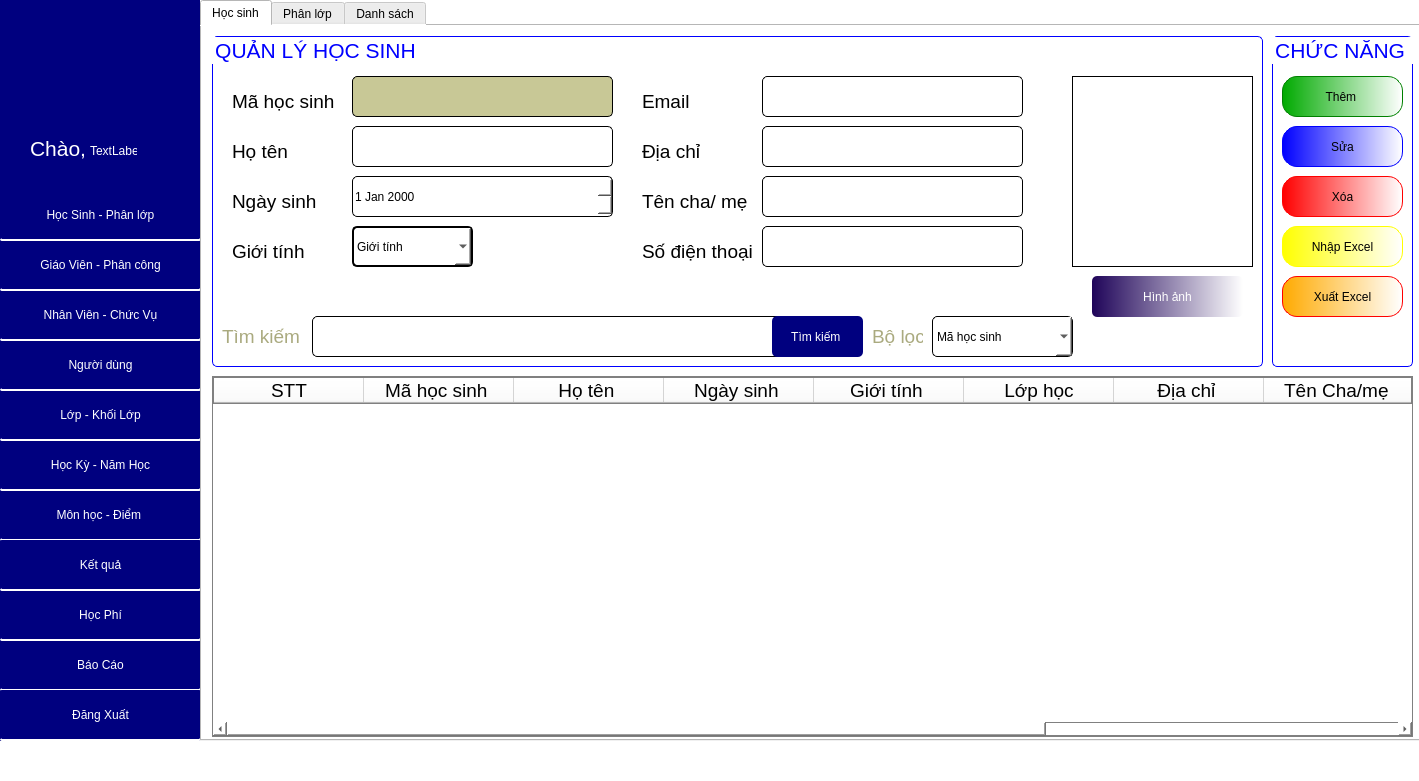
Before: the Qt Designer form GUI/TrangChu.ui in phuthuy44/Student--py, drawn with Qt 5.
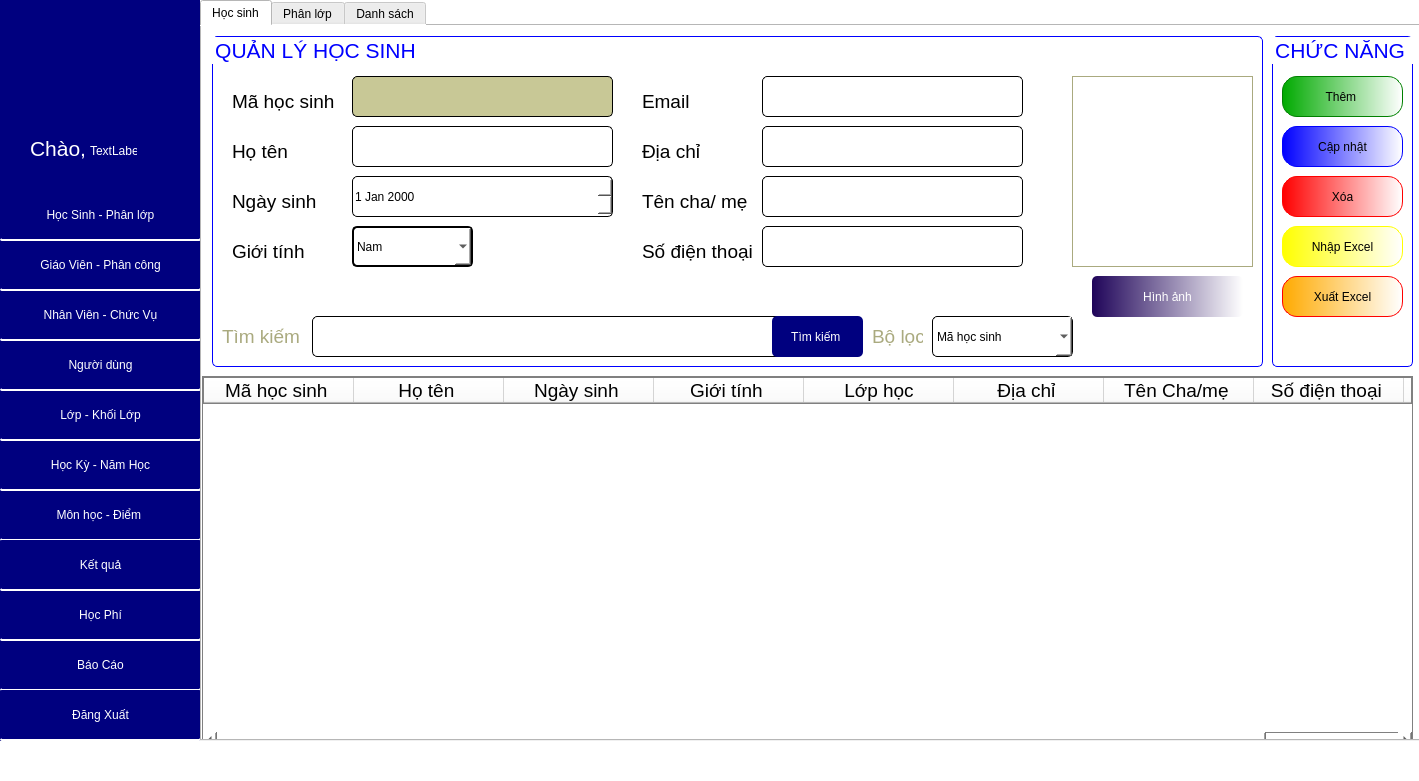
After: the same form once the commit is applied. The open tabs and pages were chosen to show the change.

```diff
--- a/GUI/TrangChu.ui
+++ b/GUI/TrangChu.ui
@@ -452,16 +452,18 @@
        <widget class="QTableWidget" name="tableWidget">
         <property name="geometry">
          <rect>
-          <x>10</x>
+          <x>0</x>
           <y>350</y>
-          <width>1201</width>
-          <height>361</height>
+          <width>1211</width>
+          <height>371</height>
          </rect>
         </property>
         <property name="styleSheet">
          <string notr="true">border: 1px solid gray;
 border- radius:2px;
-font: 12pt &quot;Tahoma&quot;;</string>
+font: 12pt &quot;Tahoma&quot;;
+color: rgb(0, 0, 0);
+font: 75 12pt &quot;Tahoma&quot;;</string>
         </property>
         <property name="alternatingRowColors">
          <bool>false</bool>
@@ -478,36 +480,6 @@
         <attribute name="verticalHeaderDefaultSectionSize">
          <number>50</number>
         </attribute>
-        <column>
-         <property name="text">
-          <string>STT</string>
-         </property>
-         <property name="font">
-          <font>
-           <family>Tahoma</family>
-           <pointsize>14</pointsize>
-          </font>
-         </property>
-         <property name="textAlignment">
-          <set>AlignCenter</set>
-         </property>
-         <property name="background">
-          <color>
-           <red>255</red>
-           <green>255</green>
-           <blue>255</blue>
-          </color>
-         </property>
-         <property name="foreground">
-          <brush brushstyle="SolidPattern">
-           <color alpha="255">
-            <red>0</red>
-            <green>0</green>
-            <blue>0</blue>
-           </color>
-          </brush>
-         </property>
-        </column>
         <column>
          <property name="text">
           <string>Mã học sinh </string>
@@ -920,6 +892,7 @@
          <property name="styleSheet">
           <string notr="true">QLabel{
 border:1px solid black;
+	border-color: rgb(170, 170, 127);
 }</string>
          </property>
          <property name="text">
@@ -943,11 +916,6 @@
 border-radius:5px;
 </string>
          </property>
-         <item>
-          <property name="text">
-           <string>Giới tính </string>
-          </property>
-         </item>
          <item>
           <property name="text">
            <string>Nam </string>
@@ -1245,7 +1213,7 @@
 </string>
          </property>
          <property name="text">
-          <string>Sửa</string>
+          <string>Cập nhật</string>
          </property>
         </widget>
         <widget class="QPushButton" name="pushButton_42">
```
Left out of the diff: 37 changed lines with no effect on the pictures.
